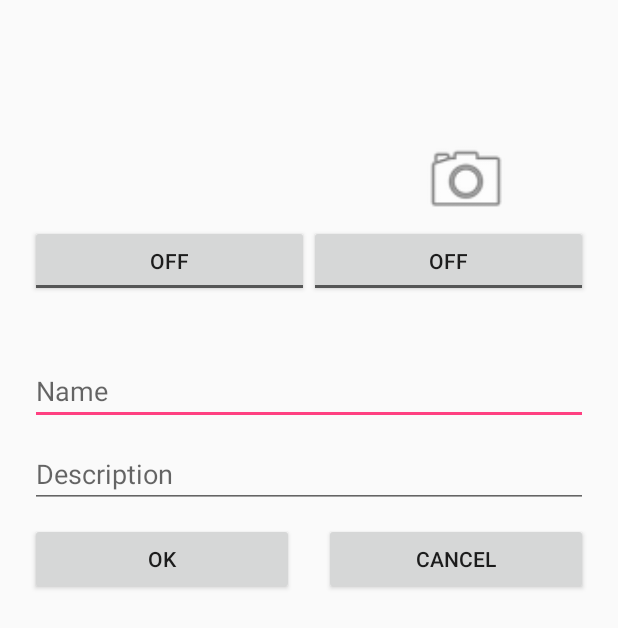
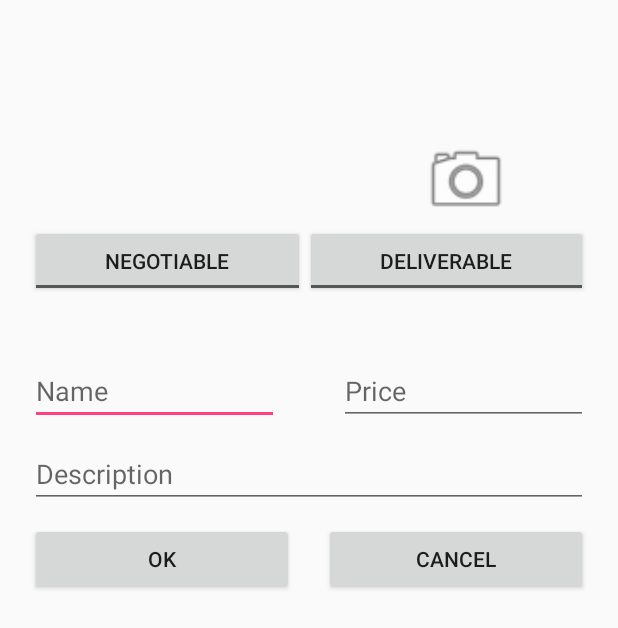
Before and after one commit to khw0726/CS496Proj2, an Android app: the AddJoongoActivity screen opened directly, with no data from a screen before it, on a phone screen of 412 x 824 dp. Shown: the top 628 px of the screen. Run offline under Robolectric (Android 15) with nearby library versions, the phone set to English and light mode, and no system bars.

Commit message:
Still working on Fragment C

```diff
--- a/app/src/main/java/com/cs496/proj2/project2/AddJoongoActivity.java
+++ b/app/src/main/java/com/cs496/proj2/project2/AddJoongoActivity.java
@@ -41,6 +41,7 @@ public class AddJoongoActivity extends Activity {
     private ToggleButton mNegoButton;
     private ToggleButton mTBButton;
     private EditText mDescEt;
+    private Bitmap bm = null;
     String mCurrentPhotoPath = null;
 
 
@@ -126,7 +127,7 @@ public class AddJoongoActivity extends Activity {
 
             //Log.i("cs496", bitmap.getWidth() + "," + bitmap.getHeight());
             mProfile.setImageBitmap(bitmap);
-
+            bm = bitmap;
 
 
 
@@ -145,6 +146,8 @@ public class AddJoongoActivity extends Activity {
                 j.negotiable = mNegoButton.isChecked();
                 j.delivery = mTBButton.isChecked();
                 j.desc = mDescEt.getText().toString();
+                j.soldOut = false;
+                j.image = bm;
 
 
 
--- a/app/src/main/res/layout/activity_addjoongo.xml
+++ b/app/src/main/res/layout/activity_addjoongo.xml
@@ -50,12 +50,16 @@
                     android:layout_weight="1"
                     android:layout_marginLeft="20dp"
                     android:layout_marginStart="20dp"
-                    android:id="@+id/negotiable_addJoongo"/>
+                    android:id="@+id/negotiable_addJoongo"
+                    android:textOn="Negotiable"
+                    android:textOff="Negotiable"/>
 
                 <ToggleButton
                     android:layout_width="wrap_content"
                     android:layout_height="wrap_content"
                     android:text="Deliverable"
+                    android:textOn="Deliverable"
+                    android:textOff="Deliverable"
                     android:layout_weight="1"
                     android:layout_marginRight="20dp"
                     android:layout_marginEnd="20dp"
@@ -76,6 +80,7 @@
                     android:id="@+id/name_addJoongo"
                     android:layout_width="match_parent"
                     android:layout_height="wrap_content"
+                    android:layout_weight="1"
                     android:layout_marginLeft="20dp"
                     android:layout_marginRight="20dp"
                     android:layout_marginTop="40dp"
@@ -86,6 +91,7 @@
                     android:id="@+id/price_addJoongo"
                     android:layout_width="match_parent"
                     android:layout_height="wrap_content"
+                    android:layout_weight="1"
                     android:layout_marginLeft="20dp"
                     android:layout_marginRight="20dp"
                     android:layout_marginTop="40dp"
--- a/app/src/main/res/layout/fragment_c.xml
+++ b/app/src/main/res/layout/fragment_c.xml
@@ -15,7 +15,7 @@
         android:focusableInTouchMode="true">
         <EditText
             android:layout_width="wrap_content"
-            android:layout_height="wrap_content"
+            android:layout_height="match_parent"
             android:maxLines="1"
             android:id="@+id/searchBox"
             android:hint="Search"
```
